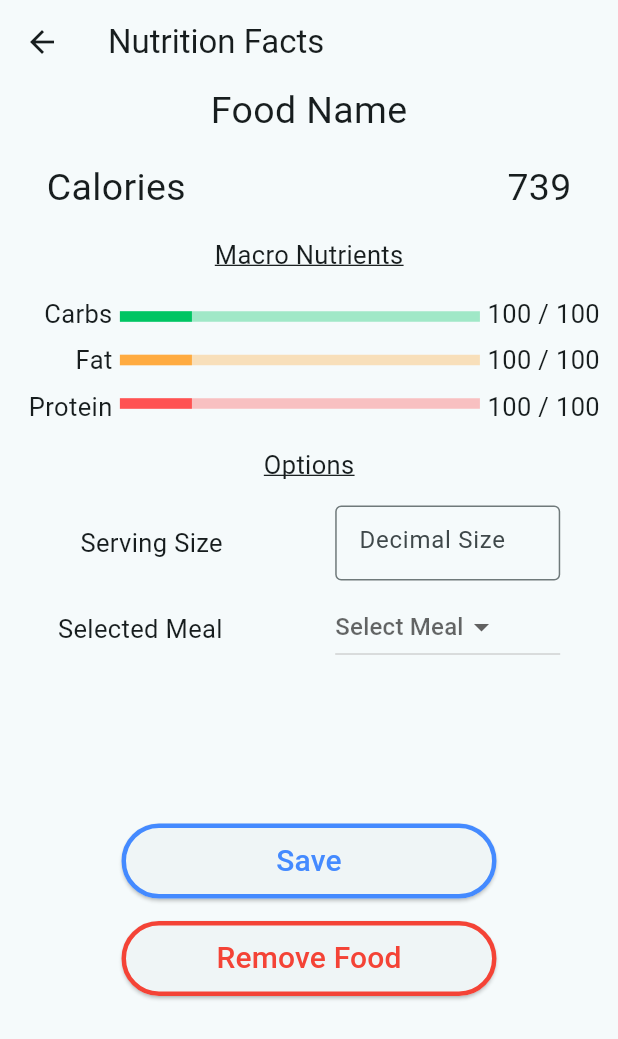
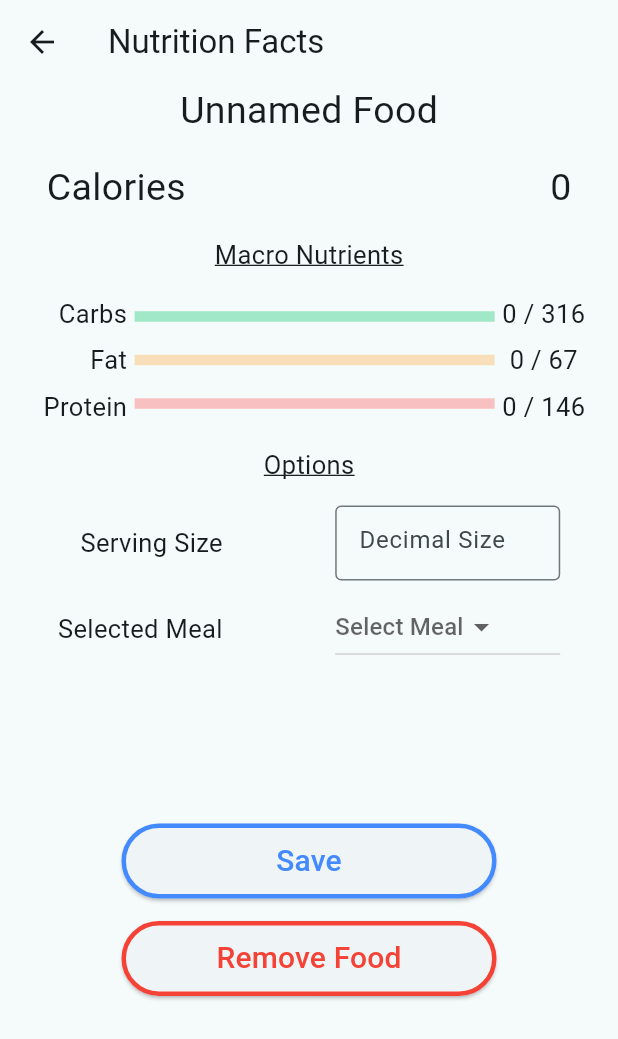
Before and after one commit to SpyCooper/CalorieTracker, a Flutter app: the FoodNutritionFacts screen opened directly, on a phone screen of 412 x 824 dp. Shown: the top 1039 px of the screen. Run offline on Flutter 3.47's test engine with Material 3 defaults, Android fonts, the phone set to English and light mode, and no system bars; our stand-ins replace fl_chart.

Commit message:
add basic logic for the food nutrition facts

```diff
--- a/lib/main.dart
+++ b/lib/main.dart
@@ -28,7 +28,16 @@ class MyApp extends StatelessWidget {
 
 class MyAppState extends ChangeNotifier {
   // contains all the foods in the database
-  final List<FoodData> foods = [];
+  List<FoodData> foods = [];
+
+  // current day data
+  DayData currentDay = DayData();
+
+  // default data
+  DefaultData defaultData = DefaultData();
+
+
+  FoodData currentlySelectedFood = FoodData();
 
   void addFoodToDatabase(FoodData food) {
     foods.add(food);
@@ -210,11 +219,16 @@ class MealsPage extends StatelessWidget {
   }
 }
 
-class MealBox extends StatelessWidget {
+class MealBox extends StatefulWidget {
   const MealBox({
     super.key,
   });
 
+  @override
+  State<MealBox> createState() => _MealBoxState();
+}
+
+class _MealBoxState extends State<MealBox> {
   @override
   Widget build(BuildContext context) {
     return Container(
@@ -406,8 +420,8 @@ class _AddFoodMenuState extends State<AddFoodMenu> {
                               ],
                             ),
                           onTap: () {
-                            // TODO - adjust the food nutrition to change based on it came from the add food menu
                             // open Nutrition facts
+                            appState.currentlySelectedFood = appState.foods[index];
                             Navigator.of(context).push(MaterialPageRoute(builder: (context) => FoodNutritionFacts()));
                           },
                         ),
@@ -538,7 +552,6 @@ class EditMealMenu extends StatelessWidget {
   }
 }
 
-// TODO - implement a pop up to remove a meal from the meal list
 class RemoveMealPopUp extends StatelessWidget {
   const RemoveMealPopUp({super.key});
 
@@ -704,11 +717,18 @@ class AddNewMeal extends StatelessWidget {
   }
 }
 
-class FoodNutritionFacts extends StatelessWidget {
+class FoodNutritionFacts extends StatefulWidget {
   const FoodNutritionFacts({super.key});
 
   @override
-  Widget build(BuildContext context) {
+  State<FoodNutritionFacts> createState() => _FoodNutritionFactsState();
+}
+
+class _FoodNutritionFactsState extends State<FoodNutritionFacts> {
+  @override
+  Widget build(BuildContext context) {
+    var appState = context.watch<MyAppState>();
+
     return Scaffold
     (
       // TODO - change name to show the name of the food, meal, or day
@@ -719,7 +739,7 @@ class FoodNutritionFacts extends StatelessWidget {
       body: Column(
         spacing: 15,
         children: [
-          Text('Food Name', style: TextStyle(fontSize: 25),),
+          Text('${appState.currentlySelectedFood.name}', style: TextStyle(fontSize: 25),),
           // Calories
           SizedBox(
             width: 350,
@@ -727,7 +747,7 @@ class FoodNutritionFacts extends StatelessWidget {
               mainAxisAlignment: MainAxisAlignment.spaceBetween,
               children: [
                 Text('Calories', style: TextStyle(fontSize: 25),),
-                Text('739', style: TextStyle(fontSize: 25),),
+                Text('${appState.currentlySelectedFood.calories}', style: TextStyle(fontSize: 25),),
               ]
             ),
           ),
@@ -826,13 +846,21 @@ class FoodNutritionFacts extends StatelessWidget {
   }
 }
 
-class MacroBreakdown extends StatelessWidget {
+class MacroBreakdown extends StatefulWidget {
   const MacroBreakdown({
     super.key,
   });
 
   @override
-  Widget build(BuildContext context) {
+  State<MacroBreakdown> createState() => _MacroBreakdownState();
+}
+
+// TODO - this only works with foods right now and not meals or days
+class _MacroBreakdownState extends State<MacroBreakdown> {
+  @override
+  Widget build(BuildContext context) {
+    var appState = context.watch<MyAppState>();
+
     return Row(
       mainAxisAlignment: MainAxisAlignment.center,
       children: [
@@ -863,7 +891,7 @@ class MacroBreakdown extends StatelessWidget {
               width: 240,
               child: LinearProgressIndicator(
                 // current / max
-                value: 20 / 100,
+                value: appState.currentlySelectedFood.carbs / appState.defaultData.dailyCarbs,
                 backgroundColor: const Color.fromARGB(88, 0, 197, 99),
                 color: Color.fromARGB(255, 0, 197, 99),
               ),
@@ -873,7 +901,7 @@ class MacroBreakdown extends StatelessWidget {
               width: 240,
               child: LinearProgressIndicator(
                 // current / max
-                value: 20 / 100,
+                value: appState.currentlySelectedFood.fat / appState.defaultData.dailyFat,
                 backgroundColor: const Color.fromARGB(88, 255, 172, 64),
                 color: Colors.orangeAccent,
               ),
@@ -883,7 +911,7 @@ class MacroBreakdown extends StatelessWidget {
               width: 240,
               child: LinearProgressIndicator(
                 // current / max
-                value: 20 / 100,
+                value: appState.currentlySelectedFood.protein / appState.defaultData.dailyProtein,
                 backgroundColor: const Color.fromARGB(88, 255, 82, 82),
                 color: Colors.redAccent,
               ),
@@ -897,11 +925,11 @@ class MacroBreakdown extends StatelessWidget {
           spacing: 7,
           children: [
             // Carbs
-            Text('100 / 100', style: TextStyle(fontSize: 17)),
+            Text('${appState.currentlySelectedFood.carbs} / ${appState.defaultData.dailyCarbs}', style: TextStyle(fontSize: 17)),
             // Fat
-            Text('100 / 100', style: TextStyle(fontSize: 17)),
+            Text('${appState.currentlySelectedFood.fat} / ${appState.defaultData.dailyFat}', style: TextStyle(fontSize: 17)),
             // Protein
-            Text('100 / 100', style: TextStyle(fontSize: 17)),
+            Text('${appState.currentlySelectedFood.protein} / ${appState.defaultData.dailyProtein}', style: TextStyle(fontSize: 17)),
           ],
 
         ),
@@ -1821,8 +1849,8 @@ class _SavedFoodsMenuState extends State<SavedFoodsMenu> {
                               ],
                             ),
                           onTap: () {
-                            // TODO - adjust the food nutrition to change based on it came from the add food menu
                             // open Nutrition facts
+                            appState.currentlySelectedFood = appState.foods[index];
                             Navigator.of(context).push(MaterialPageRoute(builder: (context) => FoodNutritionFacts()));
                           },
                         ),
```
